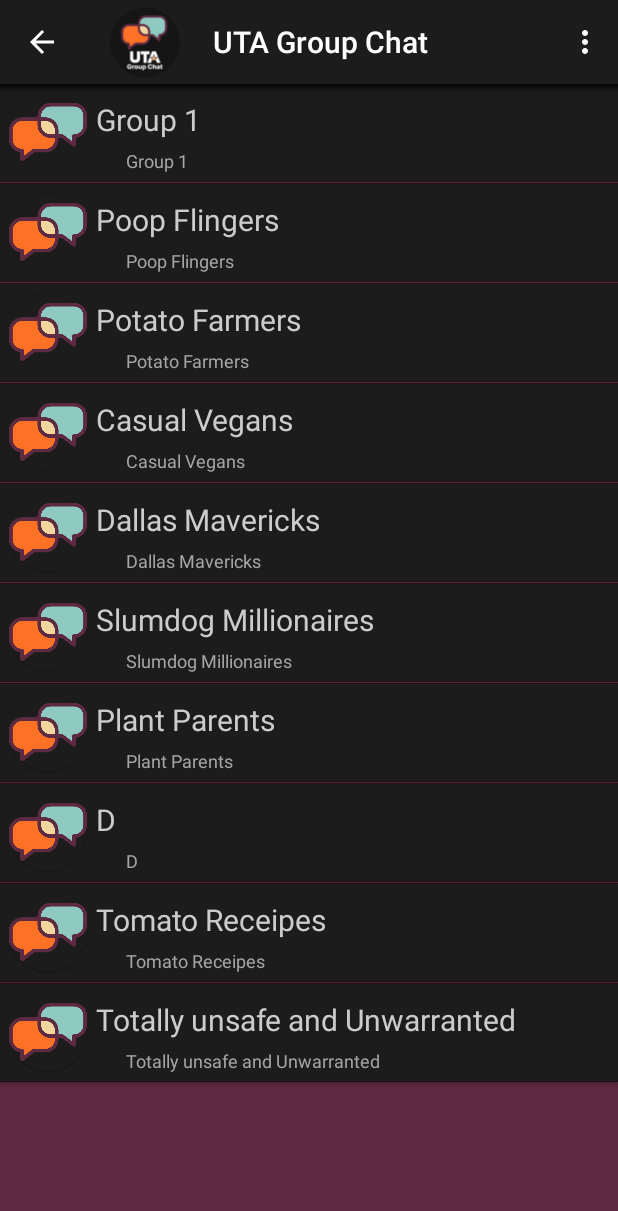
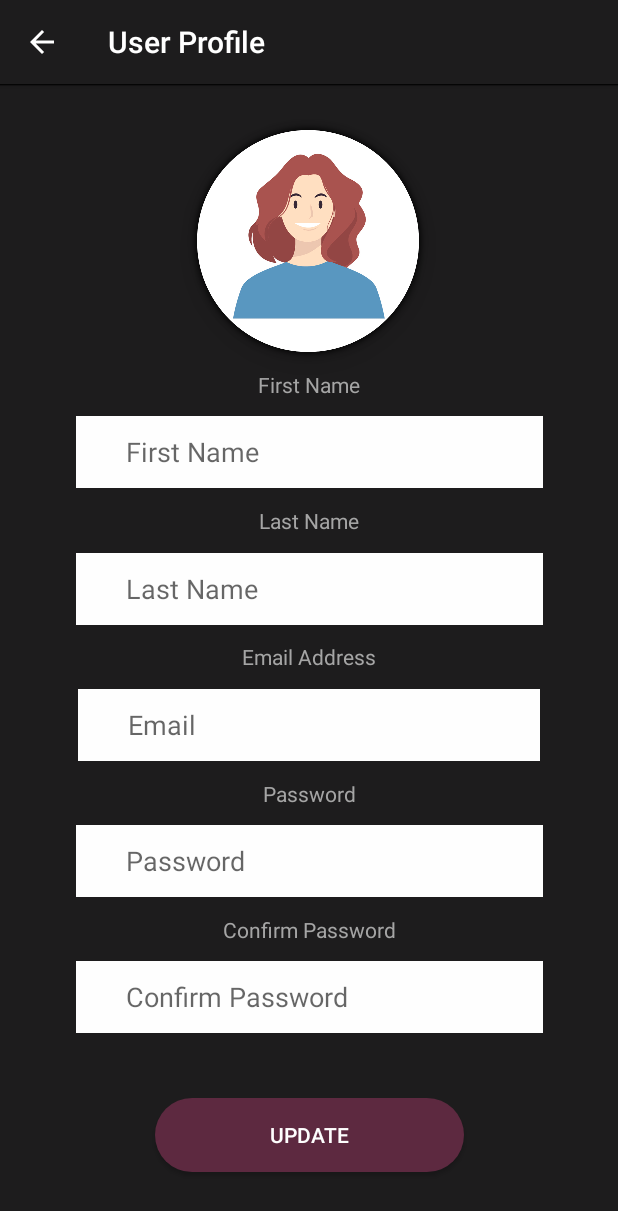
Before and after one commit to KaushalIngle/GroupChatApp, an Android app: the screen it shows after launch (Home before the commit, User after it), in the options menu, after a tap on "Account Details", on a phone screen of 412 x 824 dp. Shown: the top 1211 px of the screen. Run offline under Robolectric (Android 15) with nearby library versions, the phone set to English and light mode, and no system bars.

Commit message:
Add User Account Management, and Persistent Login

```diff
--- a/app/src/main/AndroidManifest.xml
+++ b/app/src/main/AndroidManifest.xml
@@ -11,6 +11,9 @@
         android:supportsRtl="true"
         android:theme="@style/Theme.GroupChatApp"
         tools:targetApi="31">
+        <activity
+            android:name=".User"
+            android:exported="false" />
         <activity
             android:name=".Group"
             android:exported="false" />
--- a/app/src/main/java/com/example/groupchatapp/Chat.java
+++ b/app/src/main/java/com/example/groupchatapp/Chat.java
@@ -6,6 +6,7 @@ import androidx.recyclerview.widget.LinearLayoutManager;
 import androidx.recyclerview.widget.RecyclerView;
 
 import android.content.Intent;
+import android.content.SharedPreferences;
 import android.os.Bundle;
 import android.util.Log;
 import android.view.Menu;
@@ -30,6 +31,13 @@ public class Chat extends AppCompatActivity {
         getSupportActionBar().setDisplayOptions(ActionBar.DISPLAY_SHOW_HOME |ActionBar.DISPLAY_SHOW_TITLE | ActionBar.DISPLAY_HOME_AS_UP | ActionBar.DISPLAY_USE_LOGO);
         actionBar.setElevation(20);
 
+
+        SharedPreferences pref = getApplicationContext().getSharedPreferences("UTA Group Chat", 0); // 0 - for private mode
+        String JWT = pref.getString("JWT", null); // getting String
+        if (JWT == null){
+            switchtoLoginActivity();
+            finish();
+        }
 
         JSONObject chatlist= null;
 
@@ -72,14 +80,15 @@ public class Chat extends AppCompatActivity {
             LinearLayoutManager llm = new LinearLayoutManager(this);
             llm.setReverseLayout(true);
             chatrview.setLayoutManager(llm);
-            ItemClickSupport.addTo(chatrview).setOnItemClickListener(
-                    new ItemClickSupport.OnItemClickListener() {
+            ItemClickSupport.addTo(chatrview).setOnItemLongClickListener(
+                    new ItemClickSupport.OnItemLongClickListener() {
                         @Override
-                        public void onItemClicked(RecyclerView recyclerView, int position, View v) {
+                        public boolean onItemLongClicked(RecyclerView recyclerView, int position, View v) {
                             // do stuff
-                            Log.d("BUTTONS", "User tapped the "+position+" button on the Chat Activity");
+                            Log.d("BUTTONS", "User long tapped the "+position+" button on the Chat Activity");
                             deleteChat(position);
 //                            finish();
+                            return true;
                         }
                     }
             );
@@ -122,4 +131,17 @@ public class Chat extends AppCompatActivity {
         finish();
         return true;
     }
+
+    private void switchtoLoginActivity() {
+        SharedPreferences pref = getApplicationContext().getSharedPreferences("UTA Group Chat", 0); // 0 - for private mode
+        SharedPreferences.Editor editor = pref.edit();
+        editor.clear();
+        editor.commit();
+
+
+        Intent switchActivityIntent = new Intent(this, MainActivity.class);
+        startActivity(switchActivityIntent);
+        finish();
+    }
+
 }
--- a/app/src/main/java/com/example/groupchatapp/Home.java
+++ b/app/src/main/java/com/example/groupchatapp/Home.java
@@ -6,10 +6,12 @@ import androidx.recyclerview.widget.LinearLayoutManager;
 import androidx.recyclerview.widget.RecyclerView;
 
 import android.content.Intent;
+import android.content.SharedPreferences;
 import android.os.Bundle;
 import android.util.Log;
 import android.view.Menu;
 import android.view.MenuInflater;
+import android.view.MenuItem;
 import android.view.View;
 
 import java.util.Arrays;
@@ -28,7 +30,23 @@ public class Home extends AppCompatActivity {
         actionBar.setLogo(R.drawable.logoactionbar);
         actionBar.setElevation(20);
 //        actionBar.setBackgroundDrawable(new ColorDrawable(Color.parseColor("#5D2940")));
+
+        SharedPreferences pref = getApplicationContext().getSharedPreferences("UTA Group Chat", 0); // 0 - for private mode
+        String JWT = pref.getString("JWT", null); // getting String
+        if (JWT == null){
+            switchtoLoginActivity();
+            finish();
+        }
+
+
+
+
         List<String> list = Arrays.asList("Group 1", "Poop Flingers", "Potato Farmers", "Casual Vegans", "Dallas Mavericks", "Slumdog Millionaires", "Plant Parents", "D", "Tomato Receipes", "Totally unsafe and Unwarranted");
+
+
+
+
+
 
 
         RecyclerView homerview = (RecyclerView) findViewById(R.id.homerecycler);
@@ -52,6 +70,20 @@ public class Home extends AppCompatActivity {
         inflater.inflate(R.menu.home_menu, menu);
         return true;
     }
+
+    public boolean onOptionsItemSelected(MenuItem item) {
+        // Handle item selection
+        switch (item.getItemId()) {
+            case R.id.logout:
+                switchtoLoginActivity();
+                return true;
+            case R.id.account:
+                switchtoUserActivity();
+                return true;
+            default:
+                return super.onOptionsItemSelected(item);
+        }
+    }
     @Override
     public boolean onSupportNavigateUp() {
         finish();
@@ -62,4 +94,19 @@ public class Home extends AppCompatActivity {
         Intent switchActivityIntent = new Intent(this, Chat.class);
         startActivity(switchActivityIntent);
     }
+    private void switchtoUserActivity() {
+        Intent switchActivityIntent = new Intent(this, User.class);
+        startActivity(switchActivityIntent);
+    }
+    private void switchtoLoginActivity() {
+        SharedPreferences pref = getApplicationContext().getSharedPreferences("UTA Group Chat", 0); // 0 - for private mode
+        SharedPreferences.Editor editor = pref.edit();
+        editor.clear();
+        editor.commit();
+
+
+        Intent switchActivityIntent = new Intent(this, MainActivity.class);
+        startActivity(switchActivityIntent);
+        finish();
+    }
 }
--- a/app/src/main/java/com/example/groupchatapp/MainActivity.java
+++ b/app/src/main/java/com/example/groupchatapp/MainActivity.java
@@ -4,6 +4,7 @@ import androidx.appcompat.app.ActionBar;
 import androidx.appcompat.app.AppCompatActivity;
 
 import android.content.Intent;
+import android.content.SharedPreferences;
 import android.os.Bundle;
 import android.util.Log;
 import android.view.View;
@@ -17,10 +18,27 @@ public class MainActivity extends AppCompatActivity {
         setContentView(R.layout.activity_main);
         ActionBar actionBar = getSupportActionBar();
         actionBar.hide();
+
+        SharedPreferences pref = getApplicationContext().getSharedPreferences("UTA Group Chat", 0); // 0 - for private mode
+
+
+        String JWT = pref.getString("JWT", null); // getting String
+            if (JWT != null){
+                switchtoHomeActivity();
+                finish();
+            }
+        SharedPreferences.Editor editor = pref.edit();
+
+
+
+
+
         Button LoginButton = findViewById(R.id.login_button);
         LoginButton.setOnClickListener(new View.OnClickListener() {
             public void onClick(View v) {
                 Log.d("BUTTONS", "User tapped the Login Button on the Login Activity");
+                editor.putString("JWT", "string value"); // Storing string
+                editor.commit(); // commit changes
                 switchtoHomeActivity();
                 finish();
             }
--- /dev/null
+++ b/app/src/main/java/com/example/groupchatapp/User.java
@@ -0,0 +1,59 @@
+package com.example.groupchatapp;
+
+import androidx.appcompat.app.ActionBar;
+import androidx.appcompat.app.AppCompatActivity;
+
+import android.content.Intent;
+import android.content.SharedPreferences;
+import android.os.Bundle;
+import android.util.Log;
+import android.view.View;
+import android.widget.Button;
+
+public class User extends AppCompatActivity {
+
+    @Override
+    protected void onCreate(Bundle savedInstanceState) {
+        super.onCreate(savedInstanceState);
+        setContentView(R.layout.activity_user);
+        String message = getIntent().getStringExtra("message");
+        ActionBar actionBar = getSupportActionBar(); // or getActionBar();
+        actionBar.setTitle("User Profile");
+        getSupportActionBar().setDisplayOptions(ActionBar.DISPLAY_SHOW_HOME |ActionBar.DISPLAY_SHOW_TITLE | ActionBar.DISPLAY_HOME_AS_UP);
+
+
+        SharedPreferences pref = getApplicationContext().getSharedPreferences("UTA Group Chat", 0); // 0 - for private mode
+        String JWT = pref.getString("JWT", null); // getting String
+        if (JWT == null){
+            switchtoLoginActivity();
+            finish();
+        }
+
+        Button UpdateButton = findViewById(R.id.change_button);
+        UpdateButton.setOnClickListener(new View.OnClickListener() {
+            public void onClick(View v) {
+                Log.d("BUTTONS", "User tapped the Update button on the User Activity");
+//                switchtoRegisterActivity();
+                finish();
+            }
+        });
+
+
+    }
+    public boolean onSupportNavigateUp() {
+        finish();
+        return true;
+    }
+
+    private void switchtoLoginActivity() {
+        SharedPreferences pref = getApplicationContext().getSharedPreferences("UTA Group Chat", 0); // 0 - for private mode
+        SharedPreferences.Editor editor = pref.edit();
+        editor.clear();
+        editor.commit();
+
+
+        Intent switchActivityIntent = new Intent(this, MainActivity.class);
+        startActivity(switchActivityIntent);
+        finish();
+    }
+}
--- /dev/null
+++ b/app/src/main/res/layout/activity_user.xml
@@ -0,0 +1,210 @@
+<?xml version="1.0" encoding="utf-8"?>
+<androidx.constraintlayout.widget.ConstraintLayout xmlns:android="http://schemas.android.com/apk/res/android"
+    xmlns:app="http://schemas.android.com/apk/res-auto"
+    xmlns:tools="http://schemas.android.com/tools"
+    android:layout_width="match_parent"
+    android:layout_height="match_parent"
+    android:background="@color/Outer_Space"
+
+    tools:context=".User">
+
+    <ImageView
+        android:id="@+id/imageView"
+        android:layout_width="148dp"
+        android:layout_height="148dp"
+        android:background="@drawable/shade"
+        android:contentDescription="TODO"
+        android:elevation="12dp"
+        app:layout_constraintBottom_toBottomOf="parent"
+        app:layout_constraintEnd_toEndOf="parent"
+        app:layout_constraintHorizontal_bias="0.498"
+        app:layout_constraintStart_toStartOf="parent"
+        app:layout_constraintTop_toTopOf="parent"
+        app:layout_constraintVertical_bias="0.049"
+        app:srcCompat="@drawable/persona" />
+
+    <Button
+        android:id="@+id/change_button"
+        android:layout_width="206dp"
+        android:layout_height="49dp"
+        android:background="@drawable/voilet_button"
+        android:elevation="10dp"
+        android:text="Update"
+        android:textColor="@color/Snow"
+        app:layout_constraintBottom_toBottomOf="parent"
+        app:layout_constraintEnd_toEndOf="parent"
+        app:layout_constraintHorizontal_bias="0.5"
+        app:layout_constraintStart_toStartOf="parent"
+        app:layout_constraintTop_toBottomOf="@+id/ConfirmPassword"
+        app:layout_constraintVertical_bias="0.5" />
+
+
+    <EditText
+        android:id="@+id/FirstName"
+        android:layout_width="311dp"
+        android:layout_height="48dp"
+        android:background="@color/Snow"
+
+        android:ems="10"
+        android:hint="First Name"
+        android:inputType="textPersonName"
+        android:paddingHorizontal="50px"
+        android:text=""
+        android:textColor="@color/black"
+
+
+        app:layout_constraintBottom_toTopOf="@+id/LastName"
+        app:layout_constraintEnd_toEndOf="parent"
+        app:layout_constraintHorizontal_bias="0.5"
+        app:layout_constraintStart_toStartOf="parent"
+        app:layout_constraintTop_toBottomOf="@+id/imageView"
+        app:layout_constraintVertical_bias="0.5" />
+
+    <EditText
+        android:id="@+id/ConfirmPassword"
+        android:layout_width="311dp"
+        android:layout_height="48dp"
+
+        android:background="@color/Snow"
+        android:ems="10"
+        android:hint="Confirm Password"
+        android:inputType="textPassword"
+        android:paddingHorizontal="50px"
+        android:textColor="@color/black"
+        app:layout_constraintBottom_toTopOf="@+id/change_button"
+        app:layout_constraintEnd_toEndOf="parent"
+        app:layout_constraintHorizontal_bias="0.5"
+        app:layout_constraintStart_toStartOf="parent"
+        app:layout_constraintTop_toBottomOf="@+id/Password"
+        app:layout_constraintVertical_bias="0.5" />
+
+    <EditText
+        android:id="@+id/Password"
+        android:layout_width="311dp"
+        android:layout_height="48dp"
+        android:background="@color/Snow"
+        android:ems="10"
+        android:hint="Password"
+        android:inputType="textPassword"
+        android:paddingHorizontal="50px"
+        android:textColor="@color/black"
+        app:layout_constraintBottom_toTopOf="@+id/ConfirmPassword"
+        app:layout_constraintEnd_toEndOf="parent"
+        app:layout_constraintHorizontal_bias="0.5"
+        app:layout_constraintStart_toStartOf="parent"
+        app:layout_constraintTop_toBottomOf="@+id/EmailAddress"
+        app:layout_constraintVertical_bias="0.5" />
+
+    <EditText
+        android:id="@+id/EmailAddress"
+        android:layout_width="308dp"
+        android:layout_height="48dp"
+        android:background="@color/Snow"
+        android:ems="10"
+        android:hint="Email"
+        android:inputType="textEmailAddress"
+        android:paddingHorizontal="50px"
+        android:textColor="@color/black"
+        app:layout_constraintBottom_toTopOf="@+id/Password"
+        app:layout_constraintEnd_toEndOf="parent"
+        app:layout_constraintHorizontal_bias="0.5"
+        app:layout_constraintStart_toStartOf="parent"
+        app:layout_constraintTop_toBottomOf="@+id/LastName"
+        app:layout_constraintVertical_bias="0.5"
+        tools:ignore="MissingConstraints" />
+
+    <EditText
+        android:id="@+id/LastName"
+        android:layout_width="311dp"
+        android:layout_height="48dp"
+        android:background="@color/Snow"
+
+        android:ems="10"
+        android:hint="Last Name"
+        android:inputType="textPersonName"
+        android:paddingHorizontal="50px"
+        android:text=""
+        android:textColor="@color/black"
+
+
+        app:layout_constraintBottom_toTopOf="@+id/EmailAddress"
+        app:layout_constraintEnd_toEndOf="parent"
+        app:layout_constraintHorizontal_bias="0.5"
+        app:layout_constraintStart_toStartOf="parent"
+        app:layout_constraintTop_toBottomOf="@+id/FirstName"
+        app:layout_constraintVertical_bias="0.5" />
+
+    <TextView
+        android:id="@+id/textView2"
+        android:layout_width="wrap_content"
+        android:layout_height="wrap_content"
+        android:text="First Name"
+        android:paddingVertical="2dp"
+        android:textColor="@color/Silver"
+        app:layout_constraintBottom_toTopOf="@+id/FirstName"
+        app:layout_constraintEnd_toEndOf="parent"
+        app:layout_constraintHorizontal_bias="0.5"
+        app:layout_constraintStart_toStartOf="parent"
+        app:layout_constraintTop_toBottomOf="@+id/imageView"
+        app:layout_constraintVertical_bias="0.5" />
+
+    <TextView
+        android:id="@+id/textView3"
+        android:layout_width="wrap_content"
+        android:layout_height="wrap_content"
+        android:text="Last Name"
+        android:paddingVertical="2dp"
+        android:textColor="@color/Silver"
+        app:layout_constraintBottom_toTopOf="@+id/LastName"
+        app:layout_constraintEnd_toEndOf="parent"
+        app:layout_constraintHorizontal_bias="0.5"
+        app:layout_constraintStart_toStartOf="parent"
+        app:layout_constraintTop_toBottomOf="@+id/FirstName"
+        app:layout_constraintVertical_bias="0.5" />
+
+    <TextView
+        android:id="@+id/textView4"
+        android:layout_width="wrap_content"
+        android:layout_height="wrap_content"
+        android:text="Email Address"
+        android:paddingVertical="2dp"
+
+        android:textColor="@color/Silver"
+        app:layout_constraintBottom_toTopOf="@+id/EmailAddress"
+        app:layout_constraintEnd_toEndOf="parent"
+        app:layout_constraintHorizontal_bias="0.5"
+        app:layout_constraintStart_toStartOf="parent"
+        app:layout_constraintTop_toBottomOf="@+id/LastName"
+        app:layout_constraintVertical_bias="0.5" />
+
+    <TextView
+        android:id="@+id/textView5"
+        android:layout_width="wrap_content"
+        android:layout_height="wrap_content"
+        android:text="Password"
+        android:paddingVertical="2dp"
+
+        android:textColor="@color/Silver"
+        app:layout_constraintBottom_toTopOf="@+id/Password"
+        app:layout_constraintEnd_toEndOf="parent"
+        app:layout_constraintHorizontal_bias="0.5"
+        app:layout_constraintStart_toStartOf="parent"
+        app:layout_constraintTop_toBottomOf="@+id/EmailAddress"
+        app:layout_constraintVertical_bias="0.5" />
+
+    <TextView
+        android:id="@+id/textView6"
+        android:layout_width="wrap_content"
+        android:layout_height="wrap_content"
+        android:text="Confirm Password"
+        android:paddingVertical="2dp"
+
+        android:textColor="@color/Silver"
+        app:layout_constraintBottom_toTopOf="@+id/ConfirmPassword"
+        app:layout_constraintEnd_toEndOf="parent"
+        app:layout_constraintHorizontal_bias="0.5"
+        app:layout_constraintStart_toStartOf="parent"
+        app:layout_constraintTop_toBottomOf="@+id/Password"
+        app:layout_constraintVertical_bias="0.5" />
+
+</androidx.constraintlayout.widget.ConstraintLayout>
```
Also changed, not shown: app/src/main/res/drawable/persona.jpg (deleted), app/src/main/res/drawable/persona.png (added).
